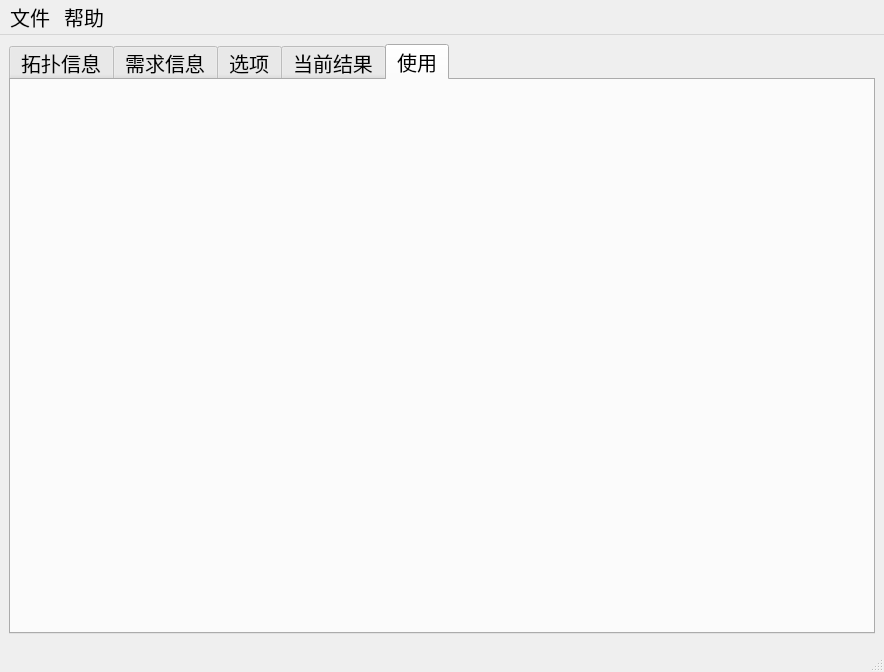
Above: GUI/qkdsim.ui from shenzuzhenwang/QKDSim before the change. Below: the same form after it.
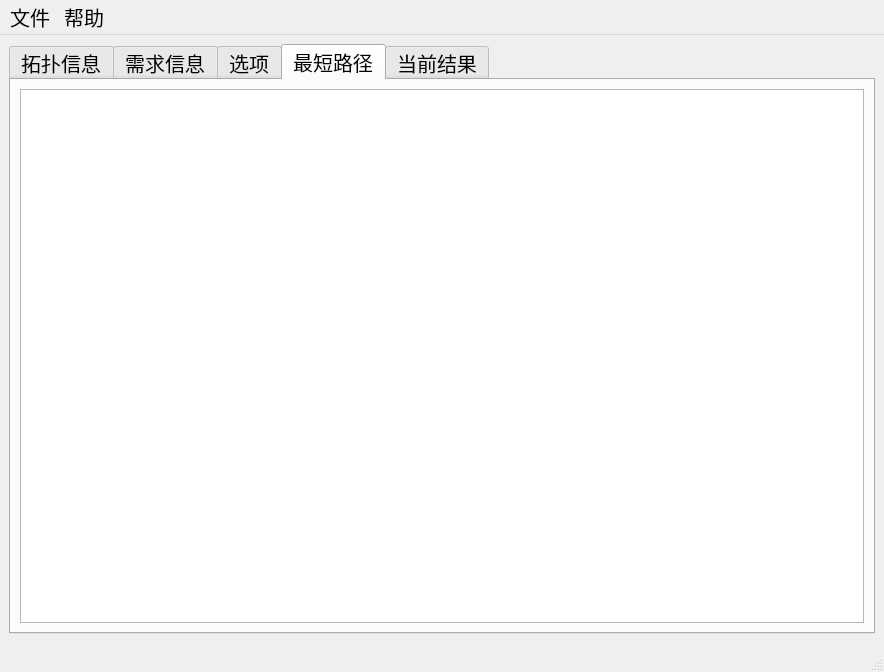
That is the form after the change. The open tabs and pages were chosen to show the change.

Commit message: add path table

The edit to the form file:
```diff
--- a/GUI/qkdsim.ui
+++ b/GUI/qkdsim.ui
@@ -176,6 +176,20 @@
         </layout>
        </widget>
       </widget>
+      <widget class="QWidget" name="tab_4">
+       <attribute name="title">
+        <string>最短路径</string>
+       </attribute>
+       <layout class="QFormLayout" name="formLayout_4">
+        <item row="0" column="0" colspan="2">
+         <widget class="QTableWidget" name="tableWidget_path">
+          <attribute name="verticalHeaderVisible">
+           <bool>false</bool>
+          </attribute>
+         </widget>
+        </item>
+       </layout>
+      </widget>
       <widget class="QWidget" name="tab_5">
        <attribute name="title">
         <string>当前结果</string>
@@ -233,11 +247,6 @@
         </item>
        </layout>
       </widget>
-      <widget class="QWidget" name="tab_4">
-       <attribute name="title">
-        <string>使用</string>
-       </attribute>
-      </widget>
      </widget>
     </item>
    </layout>
```
Left out of the diff: 4 changed lines with no effect on the pictures. The commit also changes 1 other file.
